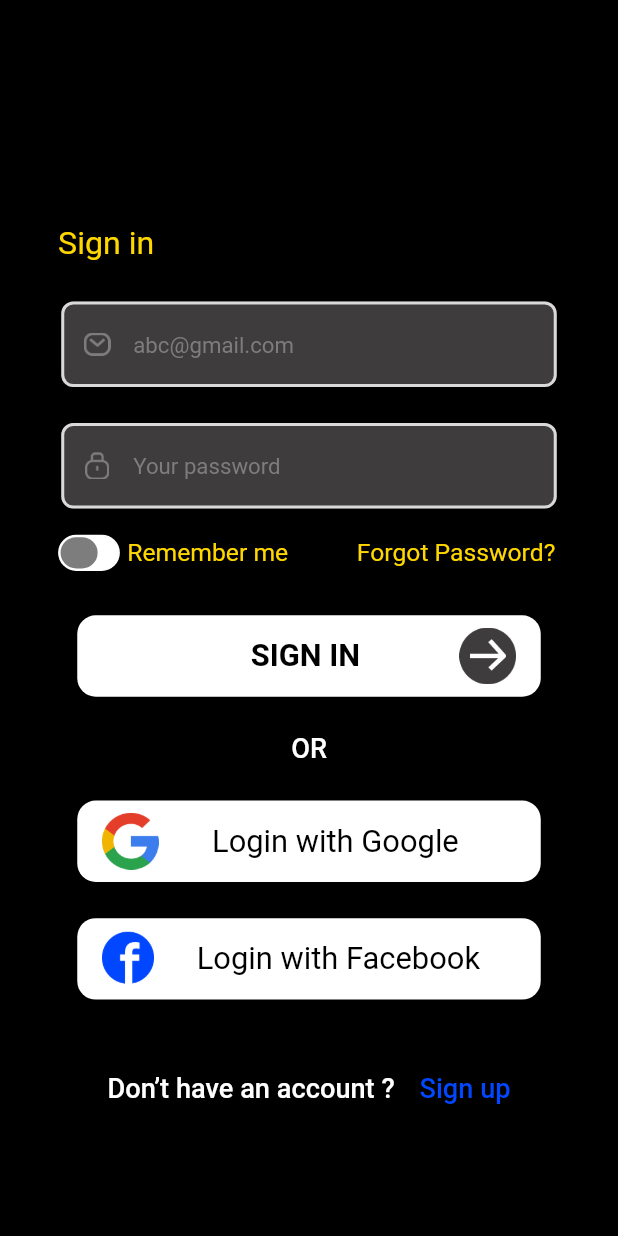
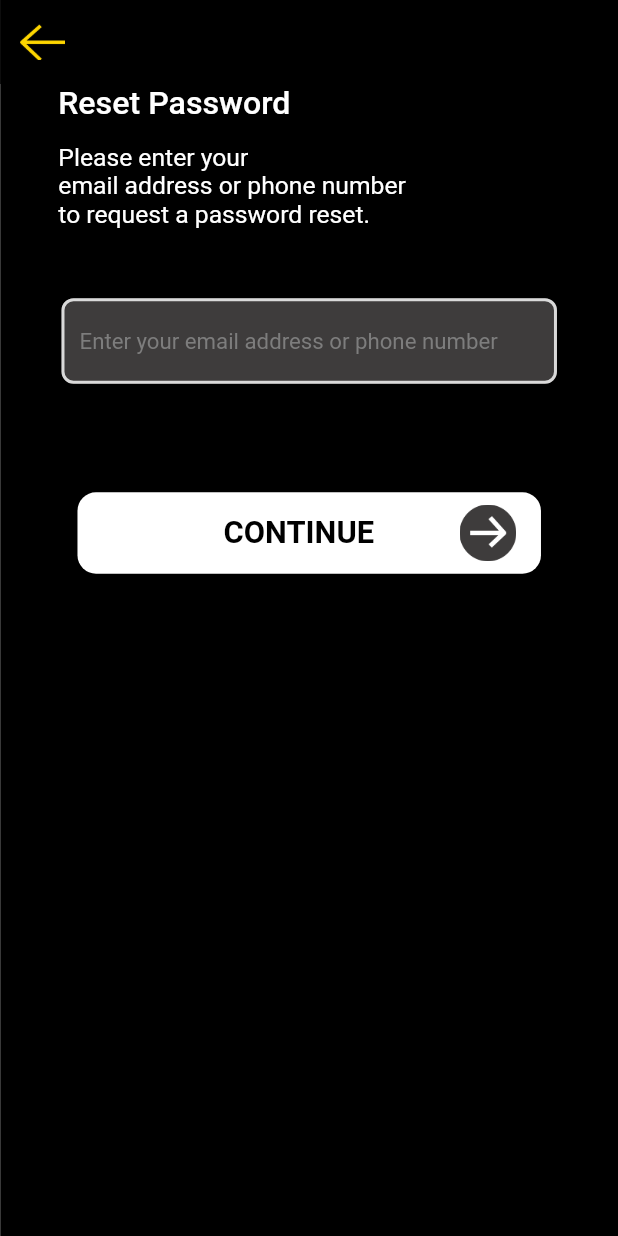
Before and after one commit to zolovio/makeup, a Flutter app: the screen it shows after launch, after a tap on "Forgot Password?", on a phone screen of 412 x 824 dp. Run offline on Flutter 3.47's test engine with Material 2 defaults, Android fonts, the light colour scheme and no system bars; drawn by our look-alikes of flutter_form_builder; our stand-ins replace flutter_riverpod, flutter_screenutil, flutter_spinkit, form_builder_validators, pinput; Roboto replaces fonts that are missing (GOTHIC).

Commit message:
feat(reset password): added reset password screen with view model

```diff
--- a/lib/src/core/services/app_router.dart
+++ b/lib/src/core/services/app_router.dart
@@ -2,6 +2,7 @@ import 'package:flutter/material.dart';
 import 'package:makeup/splash_screen.dart';
 import 'package:makeup/src/feature/auth/ui/login/login_screen.dart';
 import 'package:makeup/src/feature/auth/ui/mobile_otp_verification/mobile_otp_verification_screen.dart';
+import 'package:makeup/src/feature/auth/ui/reset_password/reset_password_screen.dart';
 import 'package:makeup/src/feature/auth/ui/signup/signup_screen.dart';
 
 class AppRouter {
@@ -23,6 +24,8 @@ class AppRouter {
         return MaterialPageRoute(builder: (_) => SignupScreen());
       case mobileOtpVerification:
         return MaterialPageRoute(builder: (_) => MobileOtpVerificationScreen());
+      case forget:
+        return MaterialPageRoute(builder: (_) => ResetPasswordScreen());
       default:
         return MaterialPageRoute(
             builder: (_) => RouteErrorScreen(
--- a/lib/src/feature/auth/ui/login/login_screen.dart
+++ b/lib/src/feature/auth/ui/login/login_screen.dart
@@ -128,17 +128,14 @@ class _LoginScreenState extends State<LoginScreen> {
                         CommonSwitch(
                           label: 'Remember me',
                           onSwitch: () {
-                            _vm.onSwitch();
+                            _vm.onRememberSwitch();
                           },
                           isActive: _vm.isActive,
                         ),
                         const Spacer(),
                         InkWell(
                           onTap: () {
-                            // Navigator.push(context,
-                            //     MaterialPageRoute(builder: (context) {
-                            //   return const ForgotPasswordScreen();
-                            // }));
+                            _vm.onFogotPasswordTap(context);
                           },
                           child: Padding(
                             padding: const EdgeInsets.all(8.0),
@@ -158,11 +155,11 @@ class _LoginScreenState extends State<LoginScreen> {
                   CommonButton(
                     buttonText: 'SIGN IN',
                     onButtonTap: () {
-                      // FocusScope.of(context).unfocus();
-                      // if (_formKey.currentState!.saveAndValidate()) {
-                      //   _vm.onLogin(emailController.text, passwordController.text,
-                      //       context);
-                      // }
+                      FocusScope.of(context).unfocus();
+                      if (_formKey.currentState!.saveAndValidate()) {
+                        _vm.onSignInTap(emailController.text,
+                            passwordController.text, context);
+                      }
                     },
                   ),
                   SizedBox(
@@ -170,13 +167,6 @@ class _LoginScreenState extends State<LoginScreen> {
                   ),
                   Align(
                     alignment: Alignment.center,
-                    child: InkWell(
-                      onTap: () {
-                        // Navigator.push(context,
-                        //     MaterialPageRoute(builder: (context) {
-                        //   return const SignUpScreen();
-                        // }));
-                      },
                     child: Text(
                       'OR',
                       style: AppDecoration.textStyle(
@@ -185,18 +175,14 @@ class _LoginScreenState extends State<LoginScreen> {
                           color: AppColors.white),
                     ),
                   ),
-                  ),
                   SizedBox(
                     height: 20.h,
                   ),
                   SocialButton(
                     buttonText: 'Login with Google',
                     onButtonTap: () {
-                      // FocusScope.of(context).unfocus();
-                      // if (_formKey.currentState!.saveAndValidate()) {
-                      //   _vm.onLogin(emailController.text, passwordController.text,
-                      //       context);
-                      // }
+                      FocusScope.of(context).unfocus();
+                      _vm.googleLogin(context);
                     },
                     assets: 'assets/google_icon.png',
                   ),
@@ -206,11 +192,8 @@ class _LoginScreenState extends State<LoginScreen> {
                   SocialButton(
                     buttonText: 'Login with Facebook',
                     onButtonTap: () {
-                      // FocusScope.of(context).unfocus();
-                      // if (_formKey.currentState!.saveAndValidate()) {
-                      //   _vm.onLogin(emailController.text, passwordController.text,
-                      //       context);
-                      // }
+                      FocusScope.of(context).unfocus();
+                      _vm.facebookLogin(context);
                     },
                     assets: 'assets/facebook_icon.png',
                   ),
--- a/lib/src/feature/auth/ui/login/login_vm.dart
+++ b/lib/src/feature/auth/ui/login/login_vm.dart
@@ -1,5 +1,3 @@
-import 'dart:developer';
-
 import 'package:flutter/cupertino.dart';
 import 'package:flutter_riverpod/flutter_riverpod.dart';
 import 'package:makeup/app.dart';
@@ -20,16 +18,28 @@ class LoginVm extends ChangeNotifier {
     _useCase = AuthUseCase();
   }
 
-  void onSwitch() {
-    log('SwitchTapped');
+  void onRememberSwitch() {
     isActive = !isActive;
     notifyListeners();
   }
 
   void onSignupTap(BuildContext context) async {
     WaitingScreen.show(context);
-    await Future.delayed(Duration(milliseconds: 800));
+    await Future.delayed(const Duration(milliseconds: 800));
     WaitingScreen.hide(context);
     navigatorKey.currentState!.pushNamed(AppRouter.signUp);
   }
+
+  void facebookLogin(BuildContext context) {}
+
+  void googleLogin(BuildContext context) {}
+
+  void onSignInTap(String email, String password, BuildContext context) {}
+
+  Future<void> onFogotPasswordTap(BuildContext context) async {
+    WaitingScreen.show(context);
+    await Future.delayed(const Duration(milliseconds: 800));
+    WaitingScreen.hide(context);
+    navigatorKey.currentState!.pushNamed(AppRouter.forget);
+  }
 }
--- /dev/null
+++ b/lib/src/feature/auth/ui/reset_password/reset_password_screen.dart
@@ -0,0 +1,132 @@
+import 'package:flutter/material.dart';
+import 'package:flutter_form_builder/flutter_form_builder.dart';
+import 'package:flutter_riverpod/flutter_riverpod.dart';
+import 'package:flutter_screenutil/flutter_screenutil.dart';
+import 'package:form_builder_validators/form_builder_validators.dart';
+import 'package:makeup/app.dart';
+import 'package:makeup/src/core/ui/common_widget/app_decoration.dart';
+import 'package:makeup/src/core/ui/common_widget/common_button.dart';
+import 'package:makeup/src/core/ui/theme.dart';
+import 'package:makeup/src/feature/auth/ui/reset_password/reset_password_vm.dart';
+
+class ResetPasswordScreen extends StatefulWidget {
+  const ResetPasswordScreen({Key? key}) : super(key: key);
+
+  @override
+  State<ResetPasswordScreen> createState() => _ResetPasswordScreenState();
+}
+
+class _ResetPasswordScreenState extends State<ResetPasswordScreen> {
+  TextEditingController emailController = TextEditingController();
+  final _formKey = GlobalKey<FormBuilderState>();
+
+  @override
+  Widget build(BuildContext context) {
+    var size = MediaQuery.of(context).size;
+    return Scaffold(
+      backgroundColor: AppColors.black,
+      appBar: AppBar(
+        backgroundColor: AppColors.black,
+        elevation: 0.0,
+        leading: Padding(
+          padding: EdgeInsets.all(6.r),
+          child: IconButton(
+            onPressed: () {
+              navigatorKey.currentState?.pop();
+            },
+            icon: Image.asset('assets/back_arrow.png'),
+          ),
+        ),
+      ),
+      body: SafeArea(
+        child: SingleChildScrollView(
+          physics: const BouncingScrollPhysics(),
+          child: Consumer(builder: (context, ref, _) {
+            final _vm = ref.watch(resetPasswordVmProvider);
+            return FormBuilder(
+              key: _formKey,
+              child: Padding(
+                padding: EdgeInsets.symmetric(horizontal: 35.w),
+                child: Column(
+                  children: [
+                    Padding(
+                      padding: EdgeInsets.symmetric(horizontal: 12.w),
+                      child: Align(
+                        alignment: Alignment.centerLeft,
+                        child: Text(
+                          'Reset Password',
+                          style: AppDecoration.textStyle(
+                            color: AppColors.white,
+                            fontSize: 26.sp,
+                            fontWeight: FontWeight.w500,
+                          ),
+                        ),
+                      ),
+                    ),
+                    Padding(
+                      padding: EdgeInsets.symmetric(
+                          horizontal: 12.w, vertical: 12.h),
+                      child: Align(
+                        alignment: Alignment.centerLeft,
+                        child: Text(
+                          'Please enter your \nemail address or phone number \nto request a password reset.',
+                          style: AppDecoration.textStyle(
+                            color: AppColors.white,
+                            fontSize: 20.sp,
+                            fontWeight: FontWeight.w400,
+                          ),
+                        ),
+                      ),
+                    ),
+                    SizedBox(
+                      height: size.height * 0.02.h,
+                    ),
+                    Padding(
+                      padding: const EdgeInsets.all(12.0),
+                      child: FormBuilderTextField(
+                        controller: emailController,
+                        style: AppDecoration.textStyle(),
+                        decoration: InputDecoration(
+                            filled: true,
+                            fillColor: AppColors.textFieldColor,
+                            border: AppDecoration.inputBorder,
+                            focusedBorder: AppDecoration.inputBorder,
+                            enabledBorder: AppDecoration.inputBorder,
+                            hintText:
+                                "Enter your email address or phone number",
+                            hintStyle: AppDecoration.textStyle()),
+                        name: 'email',
+                        validator: FormBuilderValidators.compose([
+                          FormBuilderValidators.required(),
+                        ]),
+                        onChanged: (val) {
+                          _formKey.currentState!.fields['email']!.validate();
+                        },
+                        keyboardType: TextInputType.emailAddress,
+                      ),
+                    ),
+                    SizedBox(
+                      height: 50.h,
+                    ),
+                    CommonButton(
+                      buttonText: 'CONTINUE',
+                      onButtonTap: () {
+                        FocusScope.of(context).unfocus();
+                        if (_formKey.currentState!.saveAndValidate()) {
+                          _vm.onContinueTap();
+                        }
+                      },
+                    ),
+                    SizedBox(
+                      height: 30.h,
+                    ),
+                  ],
+                ),
+              ),
+            );
+          }),
+        ),
+      ),
+    );
+  }
+}
--- /dev/null
+++ b/lib/src/feature/auth/ui/reset_password/reset_password_vm.dart
@@ -0,0 +1,11 @@
+import 'package:flutter/cupertino.dart';
+import 'package:flutter_riverpod/flutter_riverpod.dart';
+
+final resetPasswordVmProvider =
+    ChangeNotifierProvider.autoDispose<ResetPasswordVm>((ref) {
+  return ResetPasswordVm();
+});
+
+class ResetPasswordVm extends ChangeNotifier {
+  void onContinueTap() {}
+}
```
Lines whose indentation alone changed are shown as unchanged.
